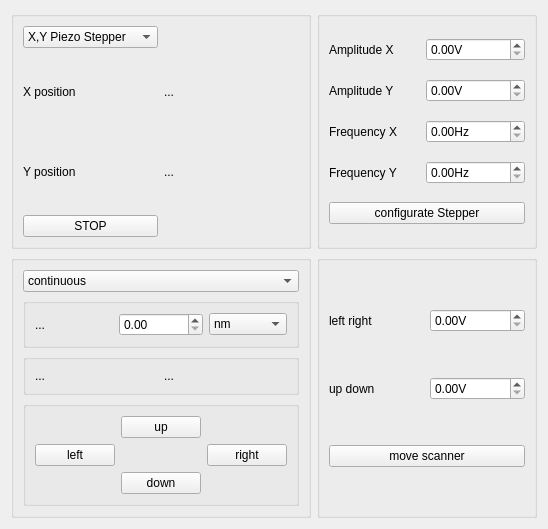
First picture: the form in hyperion/view/position/attocube.ui, repository caldarolamartin/hyperion, before the edit.
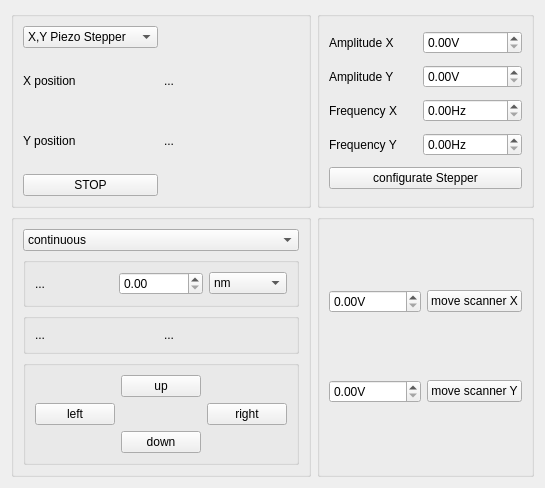
Second picture: the form after the edit.

Commit message: attocube gui starts to do more things

The edit to the form file:
```diff
--- a/hyperion/view/position/attocube.ui
+++ b/hyperion/view/position/attocube.ui
@@ -6,8 +6,8 @@
    <rect>
     <x>0</x>
     <y>0</y>
-    <width>548</width>
-    <height>529</height>
+    <width>536</width>
+    <height>488</height>
    </rect>
   </property>
   <property name="windowTitle">
@@ -308,14 +308,7 @@
      </property>
      <layout class="QGridLayout" name="gridLayout_4">
       <item row="0" column="0">
-       <widget class="QLabel" name="label_2">
-        <property name="text">
-         <string>left right</string>
-        </property>
-       </widget>
-      </item>
-      <item row="0" column="1">
-       <widget class="QDoubleSpinBox" name="doubleSpinBox_dcleftRight">
+       <widget class="QDoubleSpinBox" name="doubleSpinBox_scannerX">
         <property name="suffix">
          <string>V</string>
         </property>
@@ -324,15 +317,15 @@
         </property>
        </widget>
       </item>
-      <item row="1" column="0">
-       <widget class="QLabel" name="label_5">
+      <item row="0" column="1">
+       <widget class="QPushButton" name="pushButton_moveScannerX">
         <property name="text">
-         <string>up down</string>
+         <string>move scanner X</string>
         </property>
        </widget>
       </item>
-      <item row="1" column="1">
-       <widget class="QDoubleSpinBox" name="doubleSpinBox_dcUpDown">
+      <item row="1" column="0">
+       <widget class="QDoubleSpinBox" name="doubleSpinBox_scannerY">
         <property name="suffix">
          <string>V</string>
         </property>
@@ -341,10 +334,10 @@
         </property>
        </widget>
       </item>
-      <item row="2" column="0" colspan="2">
-       <widget class="QPushButton" name="pushButton_moveScanner">
+      <item row="1" column="1">
+       <widget class="QPushButton" name="pushButton_moveScannerY">
         <property name="text">
-         <string>move scanner</string>
+         <string>move scanner Y</string>
         </property>
        </widget>
       </item>
```
The commit also changes 2 other files.
